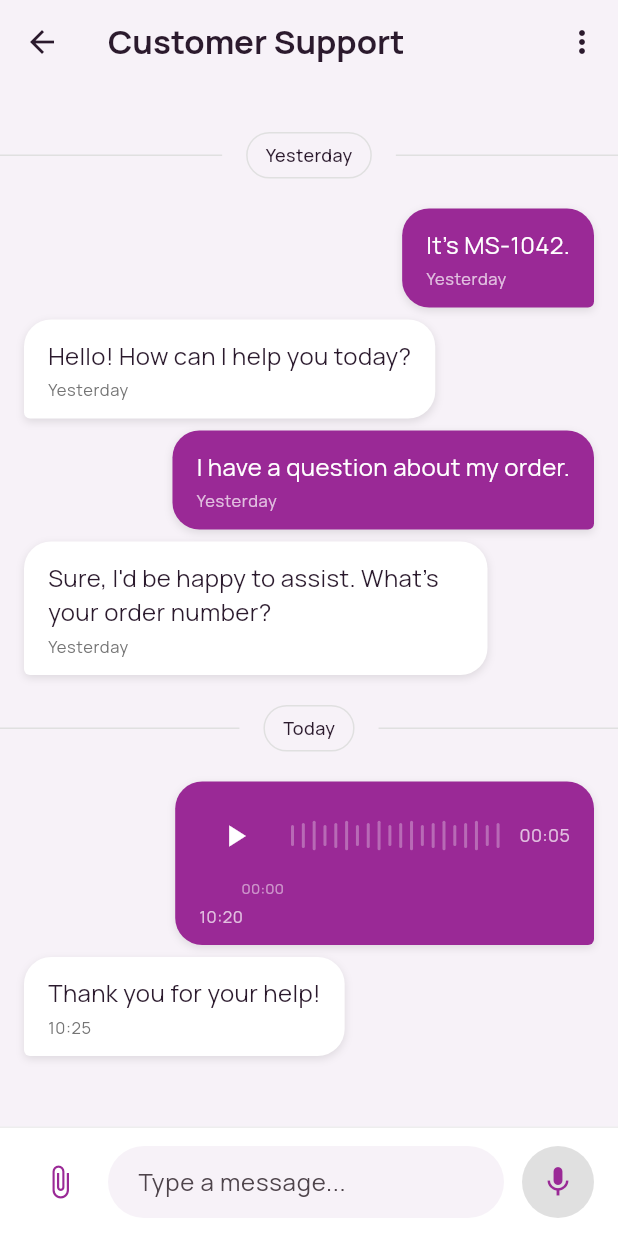
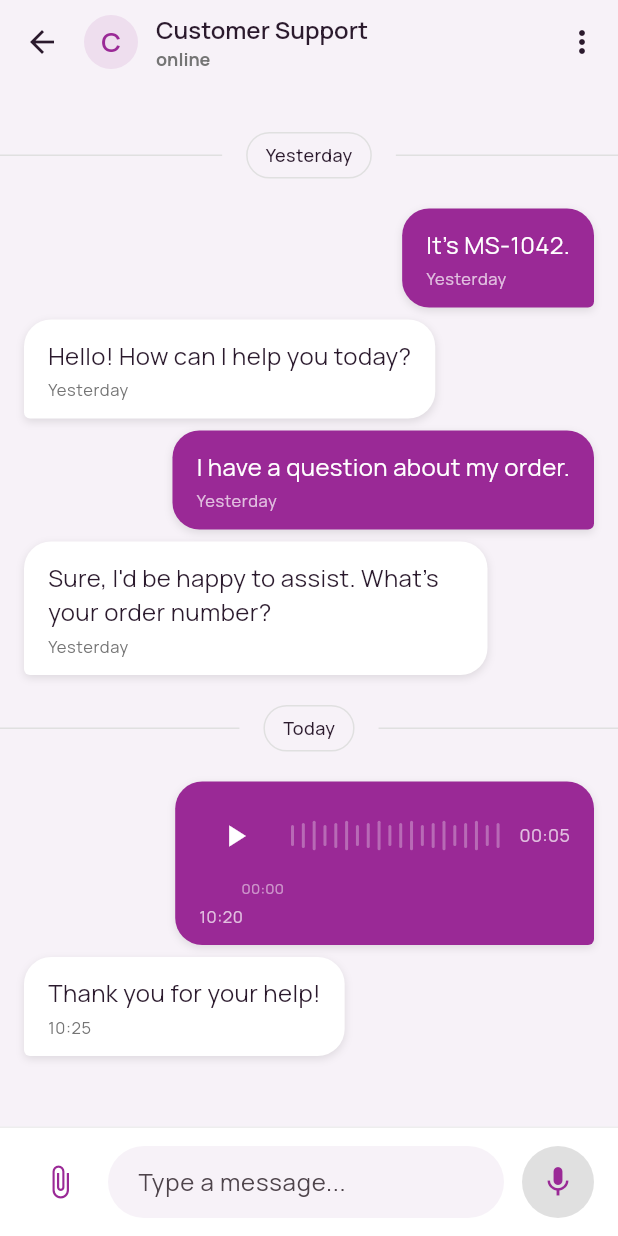
Before and after one commit to IbrahimWad/majdoleen_seller, a Flutter app: the ChatListScreen screen opened by its route, after a tap on an icon or button, on a phone screen of 412 x 824 dp. Run offline on Flutter 3.47's test engine with Material 3 defaults, Android fonts, the phone set to English and light mode, and no system bars; our stand-ins replace connectivity_plus, country_picker, dio, firebase_auth, firebase_core, fl_chart and 5 more; missing offline and left inert: firebase_app_check, maplibre_gl, record; accounts and stored records are empty.

Commit message:
chat uicredentials

```diff
--- a/lib/data/dummy_data.dart
+++ b/lib/data/dummy_data.dart
@@ -1,4 +1,36 @@
 import '../models/chat_models.dart';
+
+List<ChatUser> dummyUsers = [
+  ChatUser(
+    userId: 'user',
+    displayName: 'You',
+    isOnline: true,
+  ),
+  ChatUser(
+    userId: 'support',
+    displayName: 'Customer Support',
+    isOnline: true,
+    lastSeen: DateTime.now().subtract(const Duration(minutes: 2)),
+  ),
+  ChatUser(
+    userId: 'john',
+    displayName: 'John Doe',
+    isOnline: false,
+    lastSeen: DateTime.now().subtract(const Duration(hours: 1, minutes: 10)),
+  ),
+  ChatUser(
+    userId: 'jane',
+    displayName: 'Jane Smith',
+    isOnline: false,
+    lastSeen: DateTime.now().subtract(const Duration(days: 1, hours: 3)),
+  ),
+  ChatUser(
+    userId: 'alice',
+    displayName: 'Alice Johnson',
+    isOnline: false,
+    lastSeen: DateTime.now().subtract(const Duration(days: 3, hours: 5)),
+  ),
+];
 
 List<Conversation> dummyConversations = [
   Conversation(
@@ -7,6 +39,7 @@ List<Conversation> dummyConversations = [
     lastMessage: 'Thank you for your help!',
     lastMessageTimestamp: DateTime.now().subtract(const Duration(minutes: 5)),
     unreadCount: 2,
+    participants: ['user', 'support'],
   ),
   Conversation(
     conversationId: '2',
@@ -14,6 +47,7 @@ List<Conversation> dummyConversations = [
     lastMessage: 'When will my order arrive?',
     lastMessageTimestamp: DateTime.now().subtract(const Duration(hours: 2)),
     unreadCount: 0,
+    participants: ['user', 'john'],
   ),
   Conversation(
     conversationId: '3',
@@ -21,6 +55,7 @@ List<Conversation> dummyConversations = [
     lastMessage: 'Great product!',
     lastMessageTimestamp: DateTime.now().subtract(const Duration(days: 1)),
     unreadCount: 1,
+    participants: ['user', 'jane'],
   ),
   Conversation(
     conversationId: '4',
@@ -28,6 +63,7 @@ List<Conversation> dummyConversations = [
     lastMessage: 'Can I get a refund?',
     lastMessageTimestamp: DateTime.now().subtract(const Duration(days: 2)),
     unreadCount: 0,
+    participants: ['user', 'alice'],
   ),
 ];
 
--- a/lib/models/chat_models.dart
+++ b/lib/models/chat_models.dart
@@ -5,6 +5,38 @@ enum MessageType { text, audio, image, video, mediaGroup }
 enum MessageStatus { sent, delivered, read }
 
 enum MediaType { image, video }
+
+class ChatUser {
+  final String userId;
+  final String displayName;
+  final String? photoUrl;
+  final bool isOnline;
+  final DateTime? lastSeen;
+
+  ChatUser({
+    required this.userId,
+    required this.displayName,
+    this.photoUrl,
+    this.isOnline = false,
+    this.lastSeen,
+  });
+
+  ChatUser copyWith({
+    String? userId,
+    String? displayName,
+    String? photoUrl,
+    bool? isOnline,
+    DateTime? lastSeen,
+  }) {
+    return ChatUser(
+      userId: userId ?? this.userId,
+      displayName: displayName ?? this.displayName,
+      photoUrl: photoUrl ?? this.photoUrl,
+      isOnline: isOnline ?? this.isOnline,
+      lastSeen: lastSeen ?? this.lastSeen,
+    );
+  }
+}
 
 class MediaAttachment {
   final String path;
@@ -131,6 +163,7 @@ class Conversation {
   final DateTime lastMessageTimestamp;
   final int unreadCount;
   final String? avatarUrl;
+  final List<String> participants;
 
   Conversation({
     required this.conversationId,
@@ -139,6 +172,7 @@ class Conversation {
     required this.lastMessageTimestamp,
     this.unreadCount = 0,
     this.avatarUrl,
+    this.participants = const [],
   });
 
   String get formattedLastMessageTime {
@@ -163,6 +197,7 @@ class Conversation {
     DateTime? lastMessageTimestamp,
     int? unreadCount,
     String? avatarUrl,
+    List<String>? participants,
   }) {
     return Conversation(
       conversationId: conversationId ?? this.conversationId,
@@ -171,6 +206,7 @@ class Conversation {
       lastMessageTimestamp: lastMessageTimestamp ?? this.lastMessageTimestamp,
       unreadCount: unreadCount ?? this.unreadCount,
       avatarUrl: avatarUrl ?? this.avatarUrl,
+      participants: participants ?? this.participants,
     );
   }
 }
--- a/lib/screens/chat_screen.dart
+++ b/lib/screens/chat_screen.dart
@@ -1,4 +1,5 @@
 import 'package:flutter/material.dart';
+import 'package:intl/intl.dart';
 import '../models/chat_models.dart';
 import '../services/chat_service.dart';
 import '../widgets/message_bubble.dart';
@@ -14,18 +15,23 @@ class ChatScreen extends StatefulWidget {
   State<ChatScreen> createState() => _ChatScreenState();
 }
 
-class _ChatScreenState extends State<ChatScreen> {
+class _ChatScreenState extends State<ChatScreen> with WidgetsBindingObserver {
   late Conversation _conversation;
   late ChatService _chatService;
   List<Message> _messages = [];
   List<DateGroup> _dateGroups = [];
   final ScrollController _scrollController = ScrollController();
   bool _isLoading = true;
+  final String _currentUserId = 'user';
+  String? _otherUserId;
+  Stream<ChatUser>? _otherUserStream;
+  ChatUser? _otherUserFallback;
 
   @override
   void initState() {
     super.initState();
     _chatService = ChatService();
+    WidgetsBinding.instance.addObserver(this);
     WidgetsBinding.instance.addPostFrameCallback((_) {
       _loadConversation();
     });
@@ -37,7 +43,29 @@ class _ChatScreenState extends State<ChatScreen> {
       _conversation = args;
       _loadMessages();
       _chatService.markAsRead(_conversation.conversationId);
+      _setupOtherUser();
+      _chatService.setUserOnlineStatus(_currentUserId, true);
     }
+  }
+
+  void _setupOtherUser() {
+    if (_conversation.participants.isNotEmpty) {
+      _otherUserId = _conversation.participants.firstWhere(
+        (id) => id != _currentUserId,
+        orElse: () => '',
+      );
+    }
+
+    if (_otherUserId != null && _otherUserId!.isNotEmpty) {
+      _otherUserStream = _chatService.watchUser(_otherUserId!);
+      _otherUserFallback = _chatService.getUser(_otherUserId!);
+    }
+
+    _otherUserFallback ??= ChatUser(
+      userId: _otherUserId?.isNotEmpty == true ? _otherUserId! : 'unknown',
+      displayName: _conversation.name,
+      photoUrl: _conversation.avatarUrl,
+    );
   }
 
   void _loadMessages() {
@@ -70,7 +98,7 @@ class _ChatScreenState extends State<ChatScreen> {
     final message = await _chatService.sendTextMessage(
       _conversation.conversationId,
       text,
-      'user', // Current user ID
+      _currentUserId, // Current user ID
       'You', // Current user name
     );
 
@@ -87,7 +115,7 @@ class _ChatScreenState extends State<ChatScreen> {
       _conversation.conversationId,
       audioPath,
       duration,
-      'user',
+      _currentUserId,
       'You',
       waveformData: waveformData,
     );
@@ -104,7 +132,7 @@ class _ChatScreenState extends State<ChatScreen> {
     final message = await _chatService.sendMediaGroupMessage(
       _conversation.conversationId,
       mediaItems,
-      'user',
+      _currentUserId,
       'You',
     );
 
@@ -132,7 +160,8 @@ class _ChatScreenState extends State<ChatScreen> {
 
     return Scaffold(
       appBar: AppBar(
-        title: Text(_conversation.name),
+        titleSpacing: 0,
+        title: _buildAppBarTitle(),
         backgroundColor: kSurfaceColor,
         foregroundColor: kInkColor,
         elevation: 0,
@@ -176,7 +205,7 @@ class _ChatScreenState extends State<ChatScreen> {
                     children: [
                       DateSeparator(dateText: dateGroup.formattedDate),
                       ...dateGroup.messages.map((message) {
-                        final isMe = message.senderId == 'user';
+                        final isMe = message.senderId == _currentUserId;
                         return MessageBubble(
                           message: message,
                           isMe: isMe,
@@ -192,12 +221,154 @@ class _ChatScreenState extends State<ChatScreen> {
             onSendText: _sendTextMessage,
             onSendVoice: _sendVoiceMessage,
             onSendMedia: _sendMediaMessages,
-            currentUserId: 'user',
+            currentUserId: _currentUserId,
             currentUserName: 'You',
           ),
         ],
       ),
     );
+  }
+
+  @override
+  void didChangeAppLifecycleState(AppLifecycleState state) {
+    if (state == AppLifecycleState.resumed) {
+      _chatService.setUserOnlineStatus(_currentUserId, true);
+    } else if (state == AppLifecycleState.paused || state == AppLifecycleState.inactive) {
+      _chatService.setUserOnlineStatus(_currentUserId, false);
+    }
+  }
+
+  @override
+  void dispose() {
+    WidgetsBinding.instance.removeObserver(this);
+    _scrollController.dispose();
+    _chatService.dispose();
+    super.dispose();
+  }
+
+  Widget _buildAppBarTitle() {
+    final fallbackUser = _otherUserFallback;
+    if (_otherUserStream == null || fallbackUser == null) {
+      return Text(_conversation.name);
+    }
+
+    return StreamBuilder<ChatUser>(
+      stream: _otherUserStream,
+      builder: (context, snapshot) {
+        final user = snapshot.data ?? fallbackUser;
+        final statusText = _presenceText(user);
+        return Row(
+          children: [
+            GestureDetector(
+              onTap: _openContactProfile,
+              child: _buildAvatar(
+                displayName: user.displayName,
+                photoUrl: user.photoUrl,
+              ),
+            ),
+            const SizedBox(width: 12),
+            Expanded(
+              child: Column(
+                mainAxisSize: MainAxisSize.min,
+                crossAxisAlignment: CrossAxisAlignment.start,
+                children: [
+                  Text(
+                    user.displayName,
+                    maxLines: 1,
+                    overflow: TextOverflow.ellipsis,
+                    style: const TextStyle(
+                      fontSize: 16,
+                      fontWeight: FontWeight.w600,
+                    ),
+                  ),
+                  Text(
+                    statusText,
+                    maxLines: 1,
+                    overflow: TextOverflow.ellipsis,
+                    style: TextStyle(
+                      fontSize: 12,
+                      color: Colors.grey[600],
+                    ),
+                  ),
+                ],
+              ),
+            ),
+          ],
+        );
+      },
+    );
+  }
+
+  Widget _buildAvatar({required String displayName, String? photoUrl}) {
+    final initial = displayName.trim().isNotEmpty ? displayName.trim()[0].toUpperCase() : '?';
+    if (photoUrl == null || photoUrl.trim().isEmpty) {
+      return CircleAvatar(
+        radius: 18,
+        backgroundColor: kBrandColor.withOpacity(0.1),
+        child: Text(
+          initial,
+          style: TextStyle(
+            color: kBrandColor,
+            fontWeight: FontWeight.w600,
+          ),
+        ),
+      );
+    }
+
+    return CircleAvatar(
+      radius: 18,
+      backgroundColor: kBrandColor.withOpacity(0.1),
+      child: ClipOval(
+        child: Image.network(
+          photoUrl,
+          width: 36,
+          height: 36,
+          fit: BoxFit.cover,
+          errorBuilder: (context, error, stackTrace) {
+            return Container(
+              width: 36,
+              height: 36,
+              alignment: Alignment.center,
+              color: kBrandColor.withOpacity(0.1),
+              child: Text(
+                initial,
+                style: TextStyle(
+                  color: kBrandColor,
+                  fontWeight: FontWeight.w600,
+                ),
+              ),
+            );
+          },
+        ),
+      ),
+    );
+  }
+
+  String _presenceText(ChatUser user) {
+    if (user.isOnline) {
+      return 'online';
+    }
+    final lastSeen = user.lastSeen;
+    if (lastSeen == null) {
+      return 'offline';
+    }
+    final now = DateTime.now();
+    final today = DateTime(now.year, now.month, now.day);
+    final yesterday = today.subtract(const Duration(days: 1));
+    final seenDate = DateTime(lastSeen.year, lastSeen.month, lastSeen.day);
+    final timeText = DateFormat('HH:mm').format(lastSeen);
+
+    if (seenDate == today) {
+      return 'last seen today at $timeText';
+    }
+    if (seenDate == yesterday) {
+      return 'last seen yesterday at $timeText';
+    }
+    return 'last seen ${DateFormat('dd/MM/yyyy HH:mm').format(lastSeen)}';
+  }
+
+  void _openContactProfile() {
+    // No contact profile route in this project yet.
   }
 
   void _showBlockDialog() {
--- a/lib/services/chat_service.dart
+++ b/lib/services/chat_service.dart
@@ -9,10 +9,57 @@ import '../utils/media_picker_service.dart';
 class ChatService {
   final AudioRecorder _audioRecorder = AudioRecorder();
   String? _currentRecordingPath;
+  final Map<String, StreamController<ChatUser>> _userControllers = {};
 
   // Get conversations
   List<Conversation> getConversations() {
     return dummyConversations;
+  }
+
+  ChatUser? getUser(String userId) {
+    for (final user in dummyUsers) {
+      if (user.userId == userId) {
+        return user;
+      }
+    }
+    return null;
+  }
+
+  Stream<ChatUser> watchUser(String userId) {
+    final controller = _userControllers.putIfAbsent(
+      userId,
+      () => StreamController<ChatUser>.broadcast(),
+    );
+    final user = getUser(userId);
+    if (user != null) {
+      Future.microtask(() => controller.add(user));
+    }
+    return controller.stream;
+  }
+
+  void updateUser(ChatUser user) {
+    final index = dummyUsers.indexWhere((u) => u.userId == user.userId);
+    if (index != -1) {
+      dummyUsers[index] = user;
+    } else {
+      dummyUsers.add(user);
+    }
+    final controller = _userControllers[user.userId];
+    if (controller != null && !controller.isClosed) {
+      controller.add(user);
+    }
+  }
+
+  void setUserOnlineStatus(String userId, bool isOnline) {
+    final user = getUser(userId);
+    if (user == null) {
+      return;
+    }
+    final updated = user.copyWith(
+      isOnline: isOnline,
+      lastSeen: isOnline ? user.lastSeen : DateTime.now(),
+    );
+    updateUser(updated);
   }
 
   // Get messages for a conversation
@@ -184,5 +231,9 @@ class ChatService {
 
   void dispose() {
     _audioRecorder.dispose();
+    for (final controller in _userControllers.values) {
+      controller.close();
+    }
+    _userControllers.clear();
   }
 }
```
